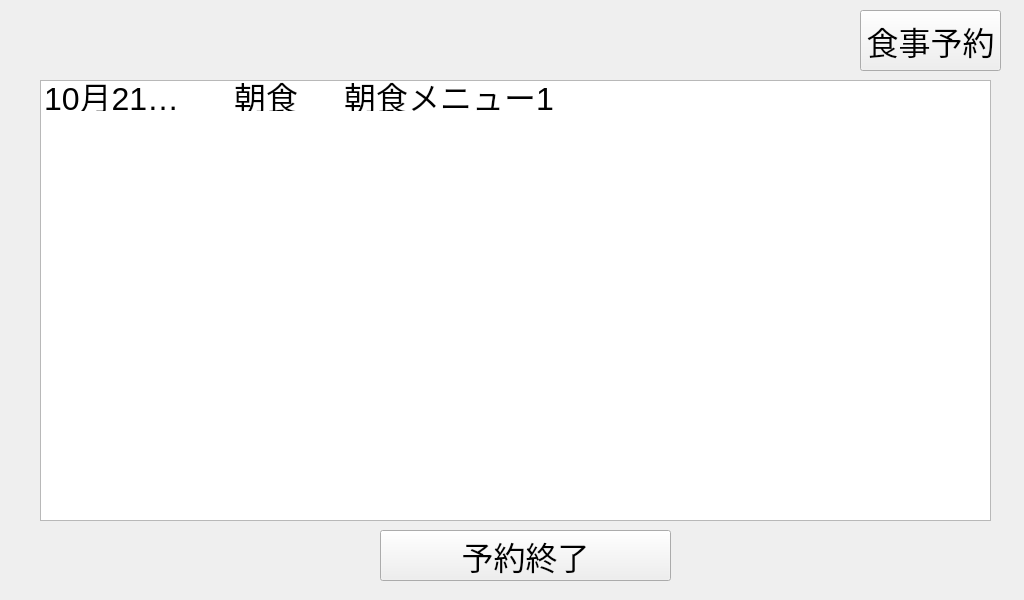
sutefu23/GohanMenu, file window/予約状況.ui: the form before one commit.
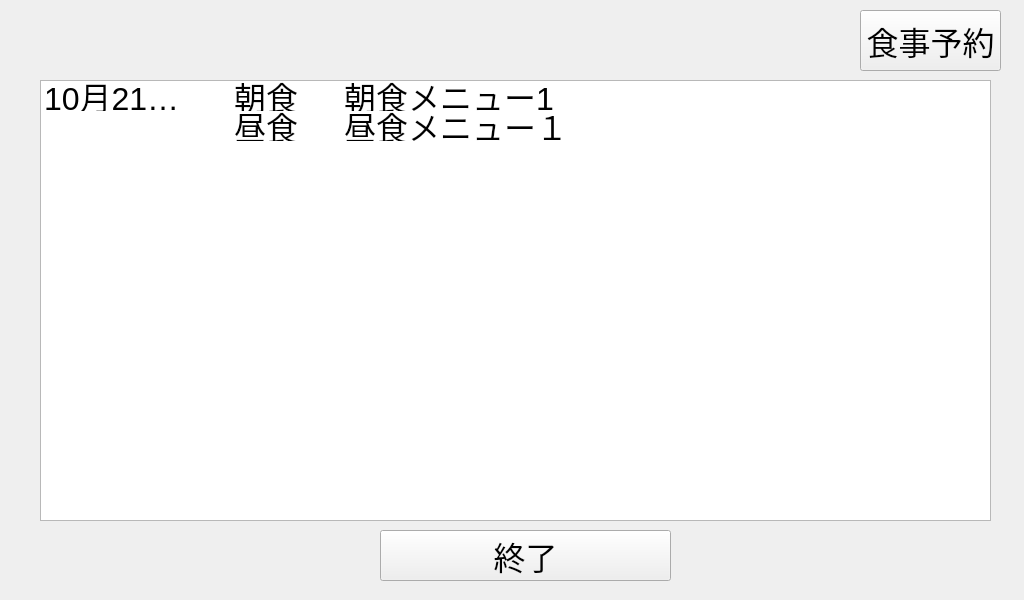
The form after the commit.

Commit message: UI制作(食事受取、食事予約)

What changed in the file:
```diff
--- a/window/予約状況.ui
+++ b/window/予約状況.ui
@@ -29,7 +29,7 @@
      </font>
     </property>
     <property name="text">
-     <string>予約終了</string>
+     <string>終了</string>
     </property>
    </widget>
    <widget class="QPushButton" name="btnOpenReserve">
@@ -87,6 +87,11 @@
       </font>
      </property>
     </row>
+    <row>
+     <property name="text">
+      <string>メニュー情報２</string>
+     </property>
+    </row>
     <column>
      <property name="text">
       <string>日付</string>
@@ -162,6 +167,34 @@
       <set>ItemIsEnabled</set>
      </property>
     </item>
+    <item row="1" column="0">
+     <property name="text">
+      <string/>
+     </property>
+    </item>
+    <item row="1" column="1">
+     <property name="text">
+      <string>昼食</string>
+     </property>
+     <property name="font">
+      <font>
+       <pointsize>24</pointsize>
+      </font>
+     </property>
+     <property name="textAlignment">
+      <set>AlignCenter</set>
+     </property>
+    </item>
+    <item row="1" column="2">
+     <property name="text">
+      <string>昼食メニュー１</string>
+     </property>
+     <property name="font">
+      <font>
+       <pointsize>24</pointsize>
+      </font>
+     </property>
+    </item>
    </widget>
   </widget>
  </widget>
```
The commit also changes 22 other files.
